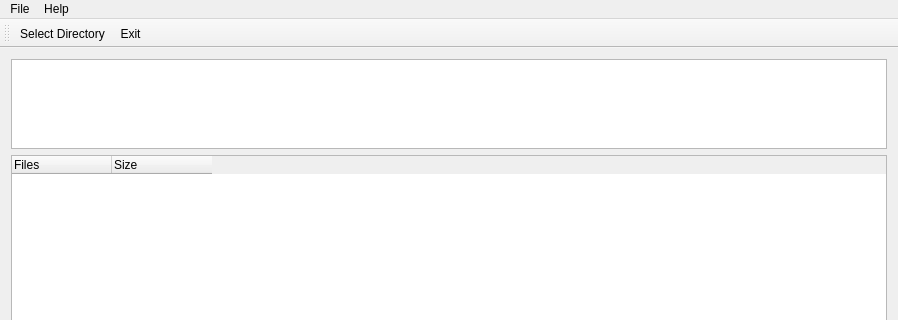
doreshnikov/fdupes, file mainwindow.ui: the form before one commit; both pictures show x 0 to 898 and y 0 to 320 of the 898 by 600 pixel window.
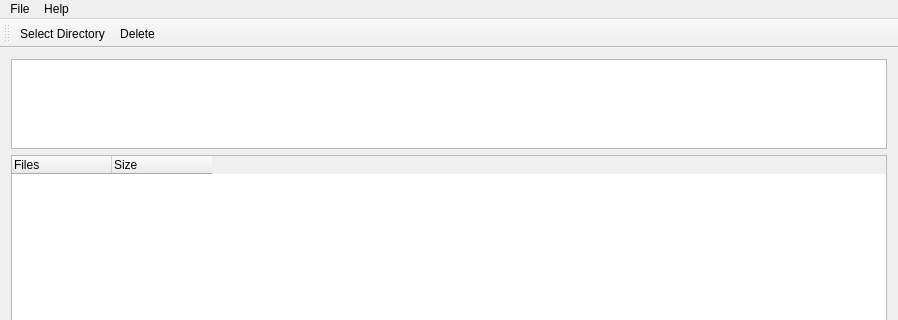
The form after the commit.

```diff
--- a/mainwindow.ui
+++ b/mainwindow.ui
@@ -170,16 +170,16 @@
     <bool>false</bool>
    </attribute>
    <addaction name="action_Select_Directory"/>
-   <addaction name="action_Exit"/>
+   <addaction name="action_Delete_Selected"/>
   </widget>
   <action name="action_Select_Directory">
    <property name="text">
     <string>&amp;Select Directory</string>
    </property>
   </action>
-  <action name="action_Exit">
+  <action name="action_Delete_Selected">
    <property name="text">
-    <string>&amp;Exit</string>
+    <string>&amp;Delete</string>
    </property>
   </action>
   <action name="action_About">
```
Left out of the diff: 6 changed lines with no effect on the pictures.
